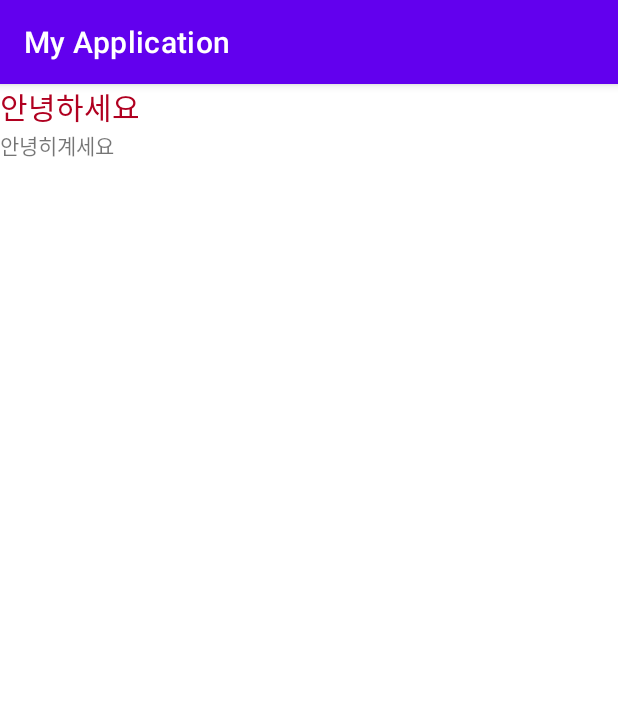
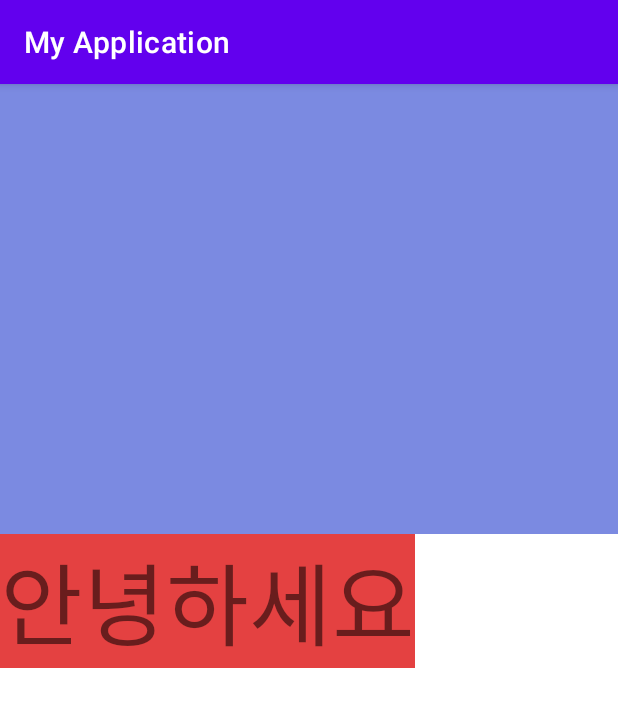
Before and after one commit to youjeonghan/Android_Study, an Android app: the screen it shows after launch (MainActivity), on a phone screen of 412 x 824 dp. Shown: the top 707 px of the screen. Run offline under Robolectric (Android 15) with nearby library versions, the light colour scheme and no system bars.

Commit message:
Update activity_main.xml

```diff
--- a/Android_Essential_Kotlin/app/src/main/res/layout/activity_main.xml
+++ b/Android_Essential_Kotlin/app/src/main/res/layout/activity_main.xml
@@ -8,20 +8,17 @@
     tools:context=".MainActivity">
 
 
-    <TextView
-        android:layout_width="wrap_content"
-        android:layout_height="wrap_content"
-        android:text="안녕하세요 "
-        android:textSize="20dp"
-
-        android:textColor="@color/design_default_color_error" />
+    <ImageView
+        android:layout_width="match_parent"
+        android:layout_height="300dp"
+        android:background="#7B8AE1" />
 
     <TextView
         android:layout_width="wrap_content"
         android:layout_height="wrap_content"
-        android:text="안녕히계세요">
-
-    </TextView>
+        android:background="#E44141"
+        android:text="안녕하세요"
+        android:textSize="60dp" />
 
 
 </LinearLayout>
```
